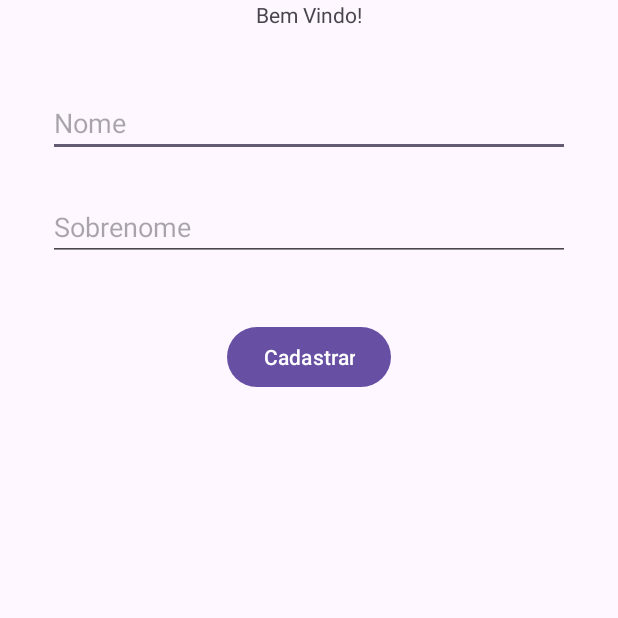
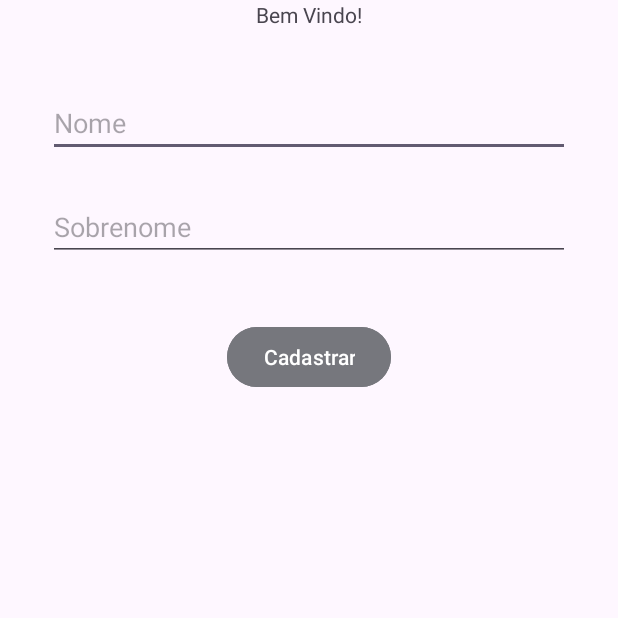
Before and after one commit to FelipeOliveira22/dev-mobile2024.2, an Android app: the screen it shows after launch (MainActivity), on a phone screen of 412 x 824 dp, the top half of it. Run offline under Robolectric (Android 15) with nearby library versions, the phone set to English and light mode, and no system bars.

Commit message:
Button color update

```diff
--- a/LayoutApp/app/src/main/res/layout/activity_main.xml
+++ b/LayoutApp/app/src/main/res/layout/activity_main.xml
@@ -42,6 +42,7 @@
 
     <Button
         android:id="@+id/inputButton"
+        android:backgroundTint="@color/material_dynamic_neutral50"
         android:layout_width="wrap_content"
         android:layout_height="wrap_content"
         android:text="Cadastrar"
```
